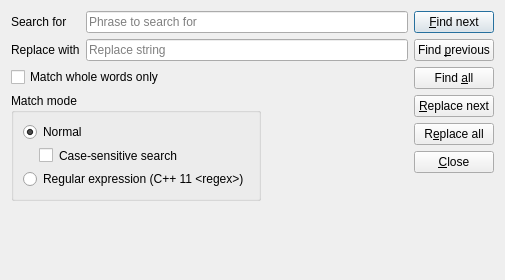
This is src/gui/dialogs/formfindreplace.ui in martinrotter/textosaurus as Qt 5 draws it before an edit. The edited form follows.
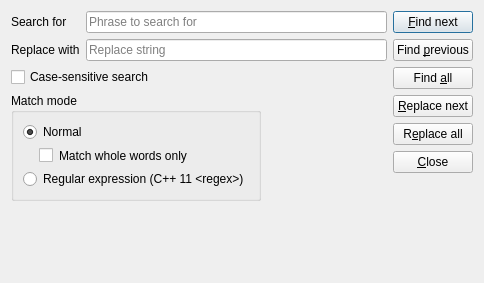
This is the edited form. Custom widgets are drawn as their Qt base class.

Commit message: work on find next function

Patch:
```diff
--- a/src/gui/dialogs/formfindreplace.ui
+++ b/src/gui/dialogs/formfindreplace.ui
@@ -6,8 +6,8 @@
    <rect>
     <x>0</x>
     <y>0</y>
-    <width>505</width>
-    <height>280</height>
+    <width>484</width>
+    <height>283</height>
    </rect>
   </property>
   <property name="windowTitle">
@@ -30,23 +30,23 @@
         </property>
        </widget>
       </item>
-      <item row="1" column="0">
-       <widget class="QCheckBox" name="m_checkCaseSensitiveSearch">
-        <property name="styleSheet">
-         <string notr="true">margin-left: 16px;</string>
-        </property>
-        <property name="text">
-         <string>Case-sensitive search</string>
-        </property>
-       </widget>
-      </item>
-      <item row="2" column="0">
+      <item row="5" column="0">
        <widget class="QRadioButton" name="m_rbModeRegex">
         <property name="text">
          <string>Regular expression (C++ 11 &lt;regex&gt;)</string>
         </property>
        </widget>
       </item>
+      <item row="2" column="0">
+       <widget class="QCheckBox" name="m_checkMatchWholeWords">
+        <property name="styleSheet">
+         <string notr="true">margin-left: 16px;</string>
+        </property>
+        <property name="text">
+         <string>Match whole words only</string>
+        </property>
+       </widget>
+      </item>
      </layout>
     </widget>
    </item>
@@ -114,13 +114,6 @@
      </property>
     </spacer>
    </item>
-   <item row="1" column="0">
-    <widget class="QCheckBox" name="m_checkMatchWholeWords">
-     <property name="text">
-      <string>Match whole words only</string>
-     </property>
-    </widget>
-   </item>
    <item row="4" column="0">
     <widget class="QLabel" name="m_lblResult">
      <property name="text">
@@ -190,6 +183,16 @@
      </item>
     </layout>
    </item>
+   <item row="1" column="0" colspan="2">
+    <widget class="QCheckBox" name="m_checkCaseSensitiveSearch">
+     <property name="styleSheet">
+      <string notr="true"/>
+     </property>
+     <property name="text">
+      <string>Case-sensitive search</string>
+     </property>
+    </widget>
+   </item>
   </layout>
  </widget>
  <customwidgets>
```
Left out of the diff: 10 changed lines with no effect on the pictures. The commit also changes 1 other file.
